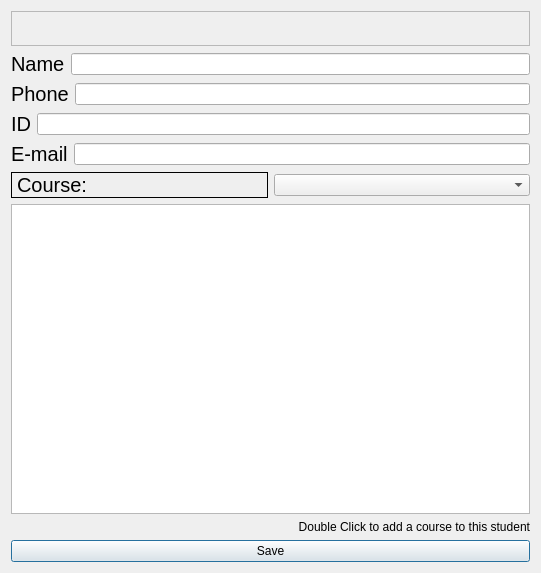
Above: CodeBrains project/StudentEditPage.ui from omarnasser0/CodeBrains---Last before the change. Below: the same form after it.
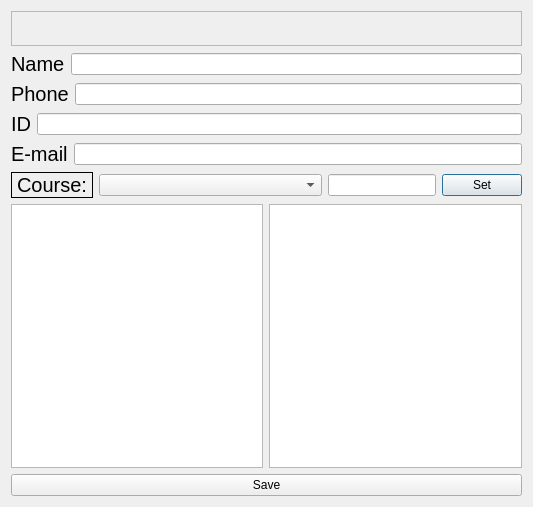
That is the form after the change.

Diff of the .ui file:
```diff
--- a/CodeBrains project/StudentEditPage.ui
+++ b/CodeBrains project/StudentEditPage.ui
@@ -6,8 +6,8 @@
    <rect>
     <x>0</x>
     <y>0</y>
-    <width>541</width>
-    <height>573</height>
+    <width>533</width>
+    <height>507</height>
    </rect>
   </property>
   <property name="windowTitle">
@@ -118,9 +118,7 @@
     </layout>
    </item>
    <item>
-    <layout class="QVBoxLayout" name="verticalLayout">
-     <item>
-      <layout class="QHBoxLayout" name="horizontalLayout_2">
+    <layout class="QHBoxLayout" name="horizontalLayout_2" stretch="0,2,0,0">
        <item>
         <widget class="QLabel" name="label_6">
          <property name="font">
@@ -137,22 +135,35 @@
         </widget>
        </item>
        <item>
-        <widget class="QComboBox" name="coursecomboBox"/>
-       </item>
-      </layout>
-     </item>
+      <widget class="QComboBox" name="courseComboBox"/>
+     </item>
      <item>
-      <widget class="QTableWidget" name="studentTableInfo"/>
+      <widget class="QLineEdit" name="gradeLineEdit"/>
      </item>
      <item>
-      <widget class="QLabel" name="label">
+      <widget class="QPushButton" name="setPushButton">
        <property name="text">
-        <string>Double Click to add a course to this student</string>
+        <string>Set</string>
        </property>
-       <property name="alignment">
-        <set>Qt::AlignRight|Qt::AlignTrailing|Qt::AlignVCenter</set>
-       </property>
-      </widget>
+      </widget>
+     </item>
+    </layout>
+   </item>
+   <item>
+    <layout class="QHBoxLayout" name="horizontalLayout_4">
+     <item>
+      <widget class="QTableWidget" name="allCoursesTable"/>
+     </item>
+     <item>
+      <layout class="QVBoxLayout" name="verticalLayout">
+       <item>
+        <widget class="QTableWidget" name="studentCoursesTable">
+         <property name="sortingEnabled">
+          <bool>true</bool>
+         </property>
+        </widget>
+       </item>
+      </layout>
      </item>
     </layout>
    </item>
```
Lines whose indentation alone changed are shown as unchanged.
